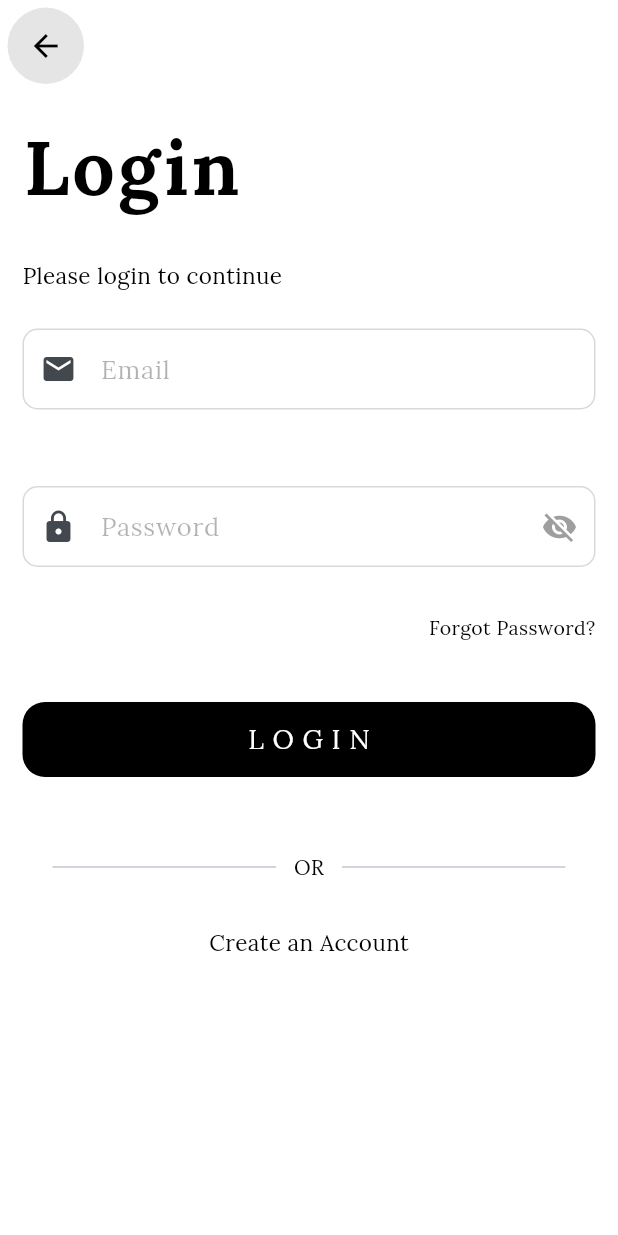
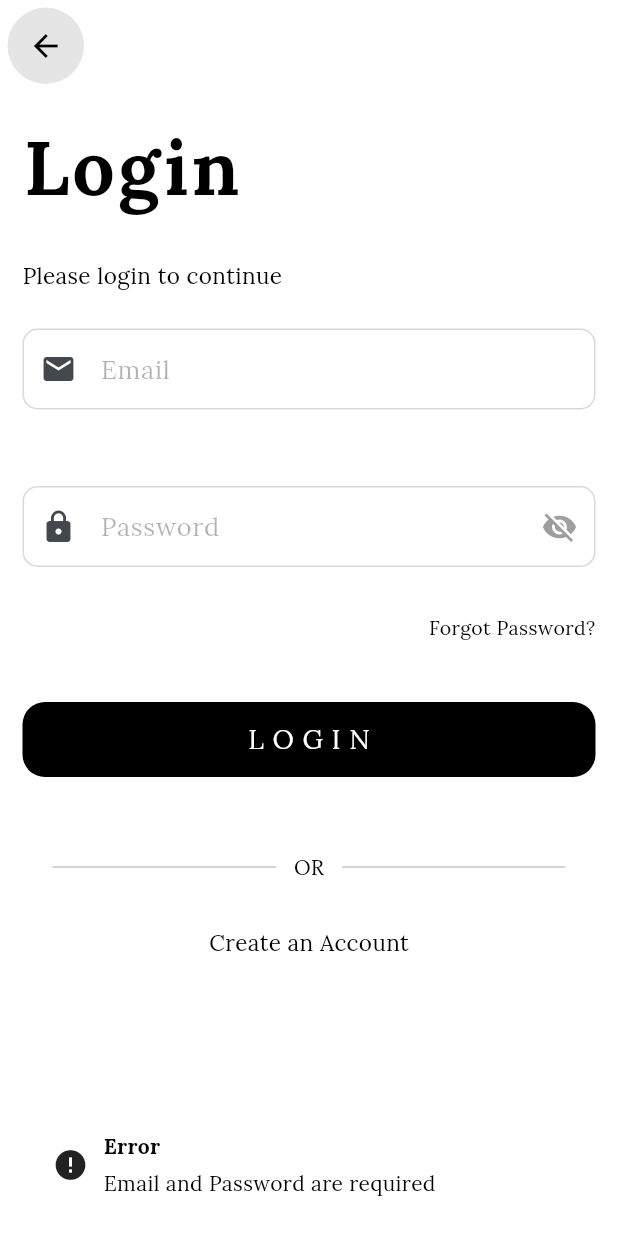
Before and after one commit to mianhunainhamza/goat_flutter, a Flutter app: the LogInScreen screen opened directly, after a tap on "L O G I N", on a phone screen of 412 x 824 dp. Run offline on Flutter 3.47's test engine with Material 3 defaults, Android fonts, the phone set to English and light mode, and no system bars; our stand-ins replace firebase_auth, firebase_core, firebase_database, firebase_storage, get, image_picker and 2 more; accounts and stored records are empty; project files that could hold a hidden picture were left out.

Commit message:
add auth, onboard , custom widgets

```diff
--- a/lib/controllers/auth/login/login_controller.dart
+++ b/lib/controllers/auth/login/login_controller.dart
@@ -1,5 +1,10 @@
+import 'package:firebase_auth/firebase_auth.dart';
+import 'package:firebase_database/firebase_database.dart';  // Import Firebase Realtime Database
 import 'package:get/get.dart';
 import 'package:flutter/material.dart';
+import 'package:goat_flutter/screens/home.dart';
+import '../../../widgets/custom_snackbar.dart';
+import '../../user/user_controller.dart';
 
 class LoginController extends GetxController {
   final emailController = TextEditingController();
@@ -34,16 +39,85 @@ class LoginController extends GetxController {
     obscureText.value = !obscureText.value;
   }
 
-  // Login function (simulated here, replace with real login logic)
-  void loginUser() async {
-    if (emailController.text.isNotEmpty && passController.text.isNotEmpty) {
-      isLoggingIn.value = true;
-      await Future.delayed(const Duration(seconds: 2)); // Simulate loading
+  // Login function
+  Future<void> loginUser(BuildContext context) async {
+    if (isLoggingIn.value) return;
+    isLoggingIn.value = true;
+
+    try {
+      final email = emailController.text.trim();
+      final password = passController.text.trim();
+
+      if (email.isEmpty || password.isEmpty) {
+        CustomSnackbar.showSnackBar(
+          'Error',
+          'Email and Password are required',
+          const Icon(Icons.error),
+          context,
+        );
+        isLoggingIn.value = false;
+        return;
+      }
+
+      UserCredential userCredential = await FirebaseAuth.instance.signInWithEmailAndPassword(
+        email: email,
+        password: password,
+      );
+
+      final userId = userCredential.user?.uid;
+
+      if (userId != null) {
+        final userController = Get.put(UserController());
+
+        String? token = await userCredential.user?.getIdToken();
+
+        if (token != null) {
+          final databaseRef = FirebaseDatabase.instance.ref();
+          await databaseRef.child('users').child(userId).update({
+            'token': token,
+          });
+
+          print("Token stored successfully: $token");
+        }
+
+        await userController.fetchUserData(userId);
+
+        emailController.clear();
+        passController.clear();
+
+        CustomSnackbar.showSnackBar(
+          'Success',
+          'Logged in successfully',
+          const Icon(Icons.check_circle),
+          context,
+        );
+
+        Get.to(() => const HomeScreen());
+      }
+    } catch (e) {
+      print(e);
+      String errorMessage = 'An error occurred';
+      if (e is FirebaseAuthException) {
+        switch (e.code) {
+          case 'user-not-found':
+            errorMessage = 'No user found with this email';
+            break;
+          case 'wrong-password':
+            errorMessage = 'Incorrect password';
+            break;
+          default:
+            errorMessage = 'Error: ${e.message}';
+        }
+      }
+
+      CustomSnackbar.showSnackBar(
+        'Error',
+        errorMessage,
+        const Icon(Icons.error),
+        context,
+      );
+    } finally {
       isLoggingIn.value = false;
-      // Add authentication logic here (e.g., Firebase Authentication)
-      // For now, just print the login info
-      print('Logging in with email: ${emailController.text}');
-      // On success, navigate to the next screen or handle login error
     }
   }
 }
--- a/lib/main.dart
+++ b/lib/main.dart
@@ -1,10 +1,12 @@
 import 'package:flutter/material.dart';
 import 'package:get/get_navigation/src/root/get_material_app.dart';
 import 'package:goat_flutter/screens/on_board/onboard_screen.dart';
-
+import 'package:firebase_core/firebase_core.dart';
 import 'config/app_theme.dart';
 
-void main() {
+void main() async {
+  WidgetsFlutterBinding.ensureInitialized();
+  await Firebase.initializeApp();
   runApp(const MyApp());
 }
 
--- /dev/null
+++ b/lib/models/user/user_model.dart
@@ -0,0 +1,55 @@
+class UserModel {
+  final String userId;
+  final String email;
+  final String name;
+  final String role;
+  final String profileImage;
+  final String token;
+  final int enabled;
+  final int blocked;
+  final String address;
+  final String phone;
+
+  UserModel({
+    required this.userId,
+    required this.email,
+    required this.name,
+    required this.role,
+    required this.profileImage,
+    required this.token,
+    required this.enabled,
+    required this.blocked,
+    required this.address,
+    required this.phone,
+  });
+
+  factory UserModel.fromMap(Map<String, dynamic> data) {
+    return UserModel(
+      userId: data['userId'] ?? '',
+      email: data['email'] ?? '',
+      name: data['name'] ?? '',
+      role: data['role'] ?? '',
+      profileImage: data['profileImage'] ?? '',
+      token: data['token'] ?? '',
+      enabled: data['enabled'] ?? 0,
+      blocked: data['blocked'] ?? 0,
+      address: data['address'] ?? '',
+      phone: data['phone'] ?? '',
+    );
+  }
+
+  Map<String, dynamic> toMap() {
+    return {
+      'userId': userId,
+      'email': email,
+      'name': name,
+      'role': role,
+      'profileImage': profileImage,
+      'token': token,
+      'enabled': enabled,
+      'blocked': blocked,
+      'address': address,
+      'phone': phone,
+    };
+  }
+}
--- a/lib/screens/auth/login/login_screen.dart
+++ b/lib/screens/auth/login/login_screen.dart
@@ -1,6 +1,7 @@
 import 'package:flutter/material.dart';
 import 'package:get/get.dart';
 import 'package:goat_flutter/config/app_config.dart';
+import 'package:goat_flutter/screens/auth/sign_up/sign_up_screen.dart';
 import 'package:goat_flutter/widgets/custom_back_button.dart';
 import '../../../controllers/auth/login/login_controller.dart';
 import '../../../widgets/custom_button.dart';
@@ -15,9 +16,7 @@ class LogInScreen extends StatelessWidget {
 
     return Scaffold(
       appBar: AppBar(
-        leading: const Hero(
-            tag: 'first',
-            child: CustomBackButton()),
+        leading: const Hero(tag: 'first', child: CustomBackButton()),
       ),
       body: SingleChildScrollView(
         child: Padding(
@@ -87,9 +86,7 @@ class LogInScreen extends StatelessWidget {
                             'Forgot Password?',
                             style: TextStyle(
                                 fontSize: 13,
-                                color: Theme.of(context)
-                                    .colorScheme
-                                    .onPrimary,
+                                color: Theme.of(context).colorScheme.onPrimary,
                                 fontWeight: FontWeight.w300),
                           ),
                         ),
@@ -102,7 +99,7 @@ class LogInScreen extends StatelessWidget {
               Obx(() => CustomButton(
                     text: 'L O G I N',
                     onPressed: () {
-                  loginController.loginUser();
+                      loginController.loginUser(context);
                     },
                     backgroundColor: Theme.of(context).colorScheme.primary,
                     isLoading: loginController.isLoggingIn.value,
@@ -126,14 +123,22 @@ class LogInScreen extends StatelessWidget {
                 ),
               ),
               const SizedBox(height: 30),
-              Center(
+              Hero(
+                tag: 'signup',
+                child: Center(
                   child: GestureDetector(
+                    onTap: () => Get.to(() => const SignUpScreen(),
+                        transition: Transition.cupertino),
+                    child: Material(
+                      color: Colors.transparent,
                       child: Text(
                         'Create an Account',
                         style: TextStyle(
                           color: Theme.of(context).colorScheme.onPrimary,
                           fontSize: 15,
                           fontWeight: FontWeight.w300,
+                        ),
+                      ),
                     ),
                   ),
                 ),
--- a/lib/widgets/custom_button.dart
+++ b/lib/widgets/custom_button.dart
@@ -56,8 +56,8 @@ class _CustomButtonState extends State<CustomButton> with SingleTickerProviderSt
 
   @override
   Widget build(BuildContext context) {
-    final Color finalBackgroundColor = widget.backgroundColor ?? Theme.of(context).colorScheme.onPrimary;
-    final Color finalTextColor = widget.textColor ?? Theme.of(context).colorScheme.onSecondary;
+    final Color finalBackgroundColor = widget.backgroundColor ?? Theme.of(context).colorScheme.primary;
+    final Color finalTextColor = widget.textColor ?? Theme.of(context).colorScheme.secondary;
 
     return GestureDetector(
       onTap: widget.isLoading
@@ -87,9 +87,14 @@ class _CustomButtonState extends State<CustomButton> with SingleTickerProviderSt
             height: widget.height ?? AppConfig.buttonHeight,
             width: widget.width ?? MediaQuery.of(context).size.width,
             child: widget.isLoading
-                ? CircularProgressIndicator(
-              color: finalTextColor,
-            )
+                ? SizedBox(
+              height: 30,
+                  width: 30,
+                  child: CircularProgressIndicator(
+                                color: finalTextColor,
+                                strokeWidth: 6,
+                              ),
+                )
                 : Row(
               mainAxisAlignment: MainAxisAlignment.center,
               children: [
```
Also changed, not shown: lib/controllers/auth/sign_up/sign_up_controller.dart (+128 -28 lines), lib/controllers/user/user_controller.dart (added, +58 -0 lines), lib/screens/auth/auth_selection/components/ball_animation.dart (+7 -7 lines), lib/screens/auth/sign_up/sign_up_screen.dart (+9 -5 lines), lib/screens/home.dart (added, +72 -0 lines), lib/widgets/custom_confirmation_dialog.dart (added, +119 -0 lines), pubspec.yaml (+6 -2 lines), pubspec.lock, 5 other files. Lines whose indentation alone changed are shown as unchanged.
